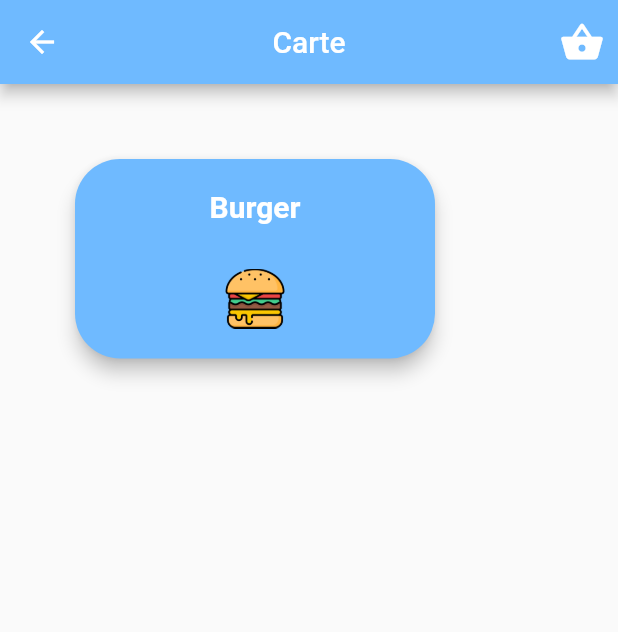
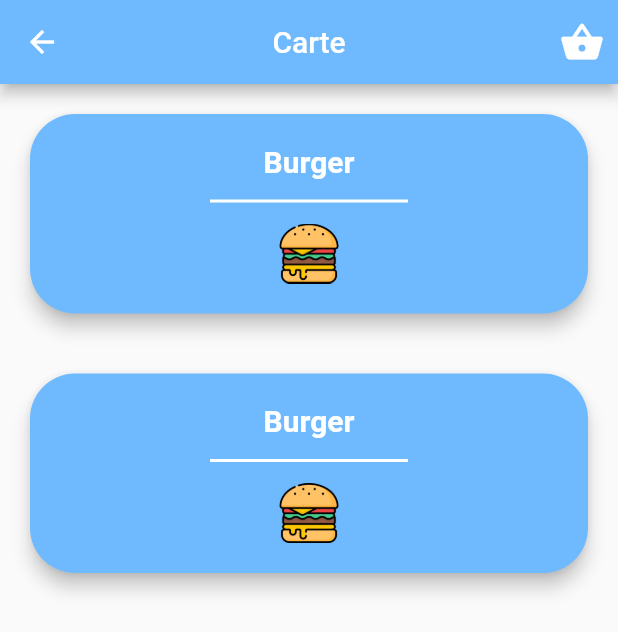
Before and after one commit to CocheteuxLaurent/projet_food, a Flutter app: the CategoriePage screen opened directly, on a phone screen of 412 x 824 dp. Shown: the top 632 px of the screen. Run offline on Flutter 3.47's test engine with Material 2 defaults, Android fonts, the phone set to English and light mode, and no system bars.

Commit message:
news code

```diff
--- a/lib/CategoriePage.dart
+++ b/lib/CategoriePage.dart
@@ -31,10 +31,6 @@ class _CategoriePageState extends State<CategoriePage> {
       ),
       body: Column(
         children: [
-          Padding(
-            padding: const EdgeInsets.all(30),
-            child: Row(
-              children: [
           Card(
             elevation: 5.0,
             color: Color.fromRGBO(111, 186, 255, 100),
@@ -67,7 +63,36 @@ class _CategoriePageState extends State<CategoriePage> {
               ),
             ),
           ),
+          Card(
+            elevation: 5.0,
+            color: Color.fromRGBO(111, 186, 255, 100),
+            shape: RoundedRectangleBorder(
+              borderRadius: BorderRadius.circular(30),
+            ),
+            margin: EdgeInsets.all(20),
+            child: Padding(
+              padding: const EdgeInsets.all(20.0),
+              child: Column(
+                children: [
+                  Text(
+                    'Burger',
+                    style: TextStyle(
+                      fontWeight: FontWeight.bold,
+                      fontSize: 20,
+                      color: Colors.white,
+                    ),
+                  ),
+                  Divider(
+                    thickness: 2,
+                    height: 30,
+                    indent: 100,
+                    color: Colors.white,
+                    endIndent: 100,
+                  ),
+                  Image.asset("assets/burger-au-fromage.png",
+                      width: 40, height: 40),
                 ],
+              ),
             ),
           )
         ],
--- a/lib/main.dart
+++ b/lib/main.dart
@@ -1,6 +1,5 @@
 import 'dart:async';
 import 'package:flutter/material.dart';
-import 'package:projet_food/DernierePage.dart';
 import 'package:projet_food/SecondePage.dart';
 
 void main() {
--- a/pubspec.yaml
+++ b/pubspec.yaml
@@ -60,6 +60,8 @@ flutter:
   # To add assets to your application, add an assets section, like this:
   assets:
      - assets/
+     - assets/ListeProduits.json
+
 
   # An image asset can refer to one or more resolution-specific "variants", see
   # https://flutter.dev/assets-and-images/#resolution-aware.
```
Also changed, not shown: lib/CommandePage.dart (+19 -0 lines), lib/DetailsPage.dart (+19 -0 lines), lib/PanierPage.dart (+20 -1 lines), lib/SecondePage.dart (+73 -11 lines). Lines whose indentation alone changed are shown as unchanged.
